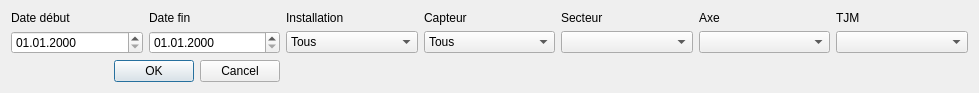
Old version of the form comptages/ui/filter.ui in the repository opengisch/OpenComptage.
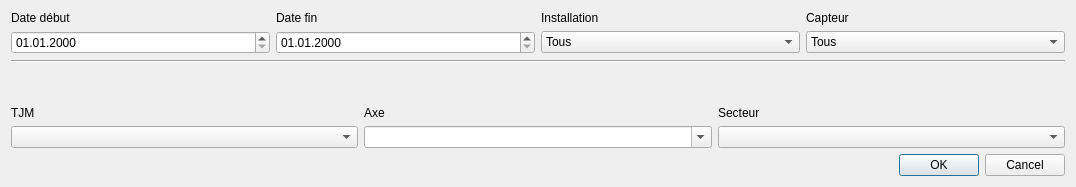
New version of the form. Custom widgets are drawn as their Qt base class.

Commit message:
Add axe filter
Close #134

Patch:
```diff
--- a/comptages/ui/filter.ui
+++ b/comptages/ui/filter.ui
@@ -6,48 +6,38 @@
    <rect>
     <x>0</x>
     <y>0</y>
-    <width>979</width>
-    <height>93</height>
+    <width>1076</width>
+    <height>187</height>
    </rect>
   </property>
   <property name="windowTitle">
    <string>Filter</string>
   </property>
+  <layout class="QVBoxLayout" name="verticalLayout">
+   <item>
   <layout class="QGridLayout" name="gridLayout">
-   <item row="0" column="1">
+     <item row="1" column="3">
+      <widget class="QLabel" name="label_4">
+       <property name="text">
+        <string>Capteur</string>
+       </property>
+      </widget>
+     </item>
+     <item row="1" column="0">
+      <widget class="QLabel" name="label">
+       <property name="text">
+        <string>Date début</string>
+       </property>
+      </widget>
+     </item>
+     <item row="1" column="1">
     <widget class="QLabel" name="label_2">
      <property name="text">
       <string>Date fin</string>
      </property>
     </widget>
    </item>
-   <item row="0" column="6">
-    <widget class="QLabel" name="label_7">
-     <property name="text">
-      <string>TJM</string>
-     </property>
-    </widget>
-   </item>
-   <item row="1" column="3">
-    <widget class="QComboBox" name="sensor">
-     <item>
-      <property name="text">
-       <string>Tous</string>
-      </property>
-     </item>
-     <item>
-      <property name="text">
-       <string>Boucle</string>
-      </property>
-     </item>
-     <item>
-      <property name="text">
-       <string>Tube</string>
-      </property>
-     </item>
-    </widget>
-   </item>
-   <item row="1" column="0">
+     <item row="4" column="0">
     <widget class="QgsDateTimeEdit" name="start_date">
      <property name="locale">
       <locale language="French" country="France"/>
@@ -57,24 +47,40 @@
      </property>
     </widget>
    </item>
-   <item row="0" column="3">
-    <widget class="QLabel" name="label_4">
-     <property name="text">
-      <string>Capteur</string>
-     </property>
-    </widget>
-   </item>
-   <item row="1" column="4">
-    <widget class="QComboBox" name="secteur"/>
-   </item>
-   <item row="0" column="5">
-    <widget class="QLabel" name="label_6">
-     <property name="text">
-      <string>Axe</string>
+     <item row="4" column="1">
+      <widget class="QgsDateTimeEdit" name="end_date">
+       <property name="displayFormat">
+        <string>dd.MM.yyyy </string>
      </property>
     </widget>
    </item>
    <item row="1" column="2">
+      <widget class="QLabel" name="label_3">
+       <property name="text">
+        <string>Installation</string>
+       </property>
+      </widget>
+     </item>
+     <item row="4" column="3">
+      <widget class="QComboBox" name="sensor">
+       <item>
+        <property name="text">
+         <string>Tous</string>
+        </property>
+       </item>
+       <item>
+        <property name="text">
+         <string>Boucle</string>
+        </property>
+       </item>
+       <item>
+        <property name="text">
+         <string>Tube</string>
+        </property>
+       </item>
+      </widget>
+     </item>
+     <item row="4" column="2">
     <widget class="QComboBox" name="installation">
      <item>
       <property name="text">
@@ -93,41 +99,67 @@
      </item>
     </widget>
    </item>
+    </layout>
+   </item>
+   <item>
+    <widget class="Line" name="line">
+     <property name="orientation">
+      <enum>Qt::Horizontal</enum>
+     </property>
+    </widget>
+   </item>
+   <item>
+    <spacer name="verticalSpacer">
+     <property name="orientation">
+      <enum>Qt::Vertical</enum>
+     </property>
+     <property name="sizeHint" stdset="0">
+      <size>
+       <width>20</width>
+       <height>40</height>
+      </size>
+     </property>
+    </spacer>
+   </item>
+   <item>
+    <layout class="QGridLayout" name="gridLayout_2">
+     <item row="1" column="2">
+      <widget class="QComboBox" name="secteur"/>
+     </item>
    <item row="0" column="2">
-    <widget class="QLabel" name="label_3">
-     <property name="text">
-      <string>Installation</string>
-     </property>
-    </widget>
-   </item>
-   <item row="1" column="6">
-    <widget class="QComboBox" name="tjm"/>
-   </item>
-   <item row="0" column="4">
     <widget class="QLabel" name="label_5">
      <property name="text">
       <string>Secteur</string>
      </property>
     </widget>
    </item>
+     <item row="0" column="1">
+      <widget class="QLabel" name="label_6">
+       <property name="text">
+        <string>Axe</string>
+       </property>
+      </widget>
+     </item>
    <item row="0" column="0">
-    <widget class="QLabel" name="label">
+      <widget class="QLabel" name="label_7">
      <property name="text">
-      <string>Date début</string>
+        <string>TJM</string>
      </property>
     </widget>
    </item>
+     <item row="1" column="0">
+      <widget class="QComboBox" name="tjm"/>
+     </item>
    <item row="1" column="1">
-    <widget class="QgsDateTimeEdit" name="end_date">
-     <property name="displayFormat">
-      <string>dd.MM.yyyy </string>
+      <widget class="QComboBox" name="axe">
+       <property name="editable">
+        <bool>true</bool>
      </property>
     </widget>
    </item>
-   <item row="1" column="5">
-    <widget class="QComboBox" name="axe"/>
+    </layout>
    </item>
-   <item row="4" column="0" colspan="2">
+   <item>
     <widget class="QDialogButtonBox" name="buttonBox">
      <property name="orientation">
       <enum>Qt::Horizontal</enum>
```
Lines whose indentation alone changed are shown as unchanged. The commit also changes 3 other files.
